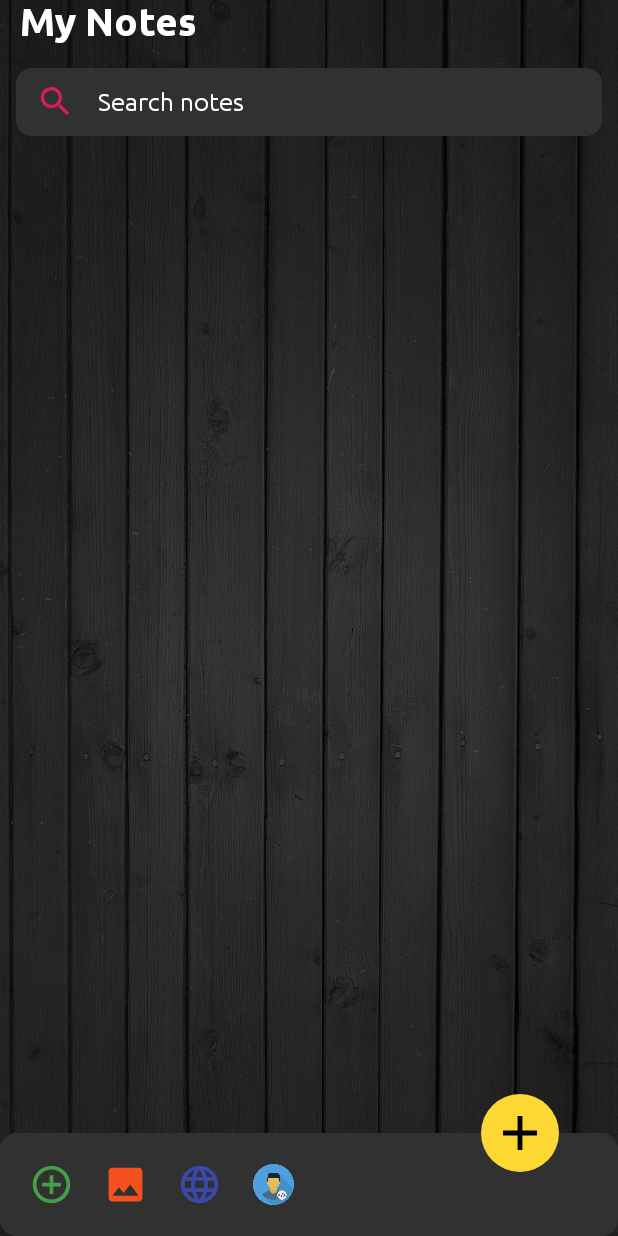
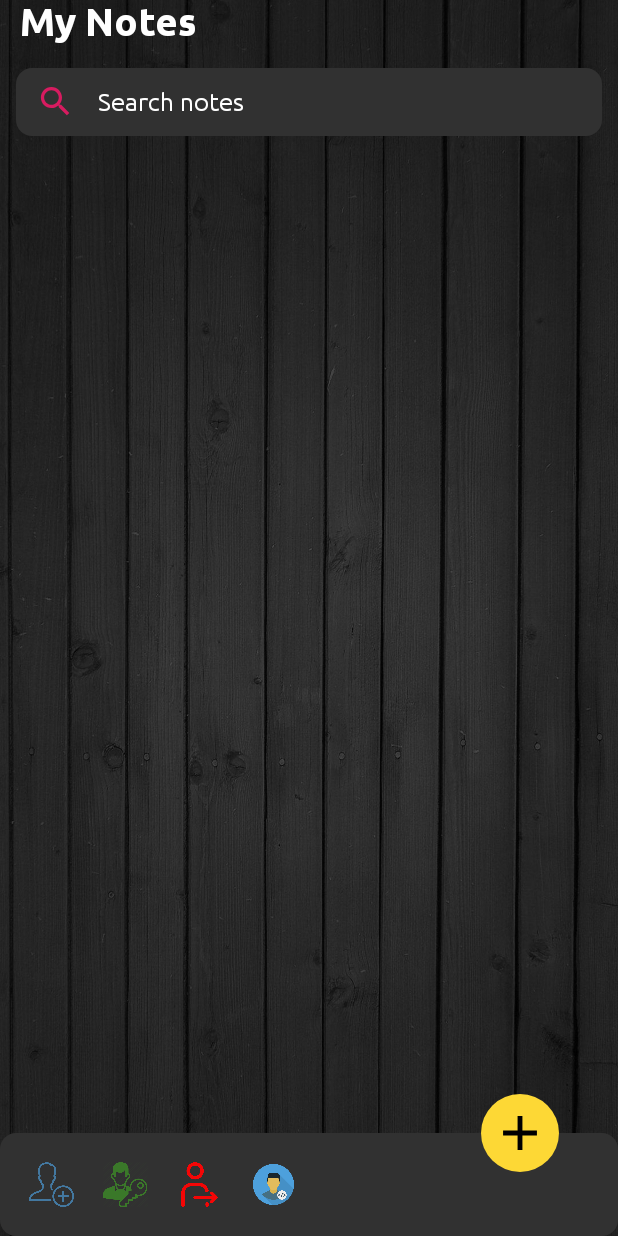
Before and after one commit to aryan68125/My-Notes, an Android app: the screen it shows after launch (MainActivity), on a phone screen of 412 x 824 dp. Run offline under Robolectric (Android 15) with nearby library versions, the phone set to English and light mode, and no system bars; our stand-ins replace Room's generated code, sdp/ssp sizes; libraries missing offline, so code that uses them is left out: com.makeramen.roundedimageview.

Commit message:
version 2 added text to speech engine added a splash screen

```diff
--- /dev/null
+++ b/app/src/main/java/com/aditya/mynotes/splash_screen/SpalshActivity.java
@@ -0,0 +1,69 @@
+package com.aditya.mynotes.splash_screen;
+
+import androidx.appcompat.app.AppCompatActivity;
+
+import android.animation.ObjectAnimator;
+import android.content.Intent;
+import android.graphics.Color;
+import android.graphics.drawable.Drawable;
+import android.os.Bundle;
+import android.os.Handler;
+import android.view.View;
+import android.view.animation.LinearInterpolator;
+import android.widget.ProgressBar;
+
+import com.aditya.mynotes.R;
+import com.aditya.mynotes.activities.MainActivity;
+
+public class SpalshActivity extends AppCompatActivity {
+
+    ProgressBar SplashprogressBar;
+
+    @Override
+    protected void onCreate(Bundle savedInstanceState) {
+        super.onCreate(savedInstanceState);
+        setContentView(R.layout.activity_spalsh);
+
+        SplashprogressBar = findViewById(R.id.SplashprogressBar);
+        // SplashprogressBar.setVisibility(View.INVISIBLE);
+
+        //setting up our progress bar visible while saving data into our database
+        SplashprogressBar.setVisibility(View.VISIBLE);
+
+        //for setting up the colour in progress bar. This modifies the appearance of all progress bars in your app
+       // SplashprogressBar.getProgressDrawable().setColorFilter(
+                //Color.WHITE, android.graphics.PorterDuff.Mode.SRC_IN);
+
+        //To only modify one specific progress bar, do this:
+        Drawable progressDrawable = SplashprogressBar.getProgressDrawable().mutate();
+        progressDrawable.setColorFilter(Color.BLACK, android.graphics.PorterDuff.Mode.SRC_IN);
+        SplashprogressBar.setProgressDrawable(progressDrawable);
+
+        //animating our progress bar
+        ObjectAnimator progressAnimator = ObjectAnimator.ofInt(SplashprogressBar, "progress", 0, 100);
+        progressAnimator.setDuration(7000);
+        progressAnimator.setInterpolator(new LinearInterpolator());
+        progressAnimator.start();
+
+        //the code below will open the main Activity after 2 seconds after the splash screen is deployed
+        Handler handler = new Handler();
+        //now the handler class have the method post delayed that will delay the launching of our main activity
+        //here Runnable is the part of the thread this is going to this is going to run for the given seconds
+        /*
+        So in a nutShell the code below will open our main Activity after 2 seconds
+         */
+        handler.postDelayed(new Runnable() {
+            @Override
+            public void run() {
+                //here we will write the code that will open our main Activity
+                //the code here will only execute after 2 seconds i.e = delayMillis: 2000 have passed
+                Intent intent = new Intent(getApplicationContext(), MainActivity.class);
+                startActivity(intent);
+                finish();
+                //adding animation when opening new activity
+                overridePendingTransition(R.anim.slide_in_left, R.anim.slide_out_right);
+            }
+        },7000);
+
+    }
+    }
--- a/app/src/main/res/layout/activity_main.xml
+++ b/app/src/main/res/layout/activity_main.xml
@@ -87,30 +87,30 @@
         android:background="@drawable/background_search"
         >
       <ImageView
-          android:id="@+id/imageAddNote"
+          android:id="@+id/imageSignup"
           android:contentDescription="@string/app_name"
           android:layout_width="@dimen/_23sdp"
           android:layout_height="@dimen/_23sdp"
-          android:src="@drawable/ic_add_outline"
-          android:tint="#43A047"
+          android:src="@drawable/signup"
+          android:tint="#4378A0"
           />
         <ImageView
-            android:id="@+id/imageAddImage"
+            android:id="@+id/imageLogin"
             android:layout_marginStart="@dimen/_15sdp"
             android:contentDescription="@string/app_name"
             android:layout_width="@dimen/_23sdp"
             android:layout_height="@dimen/_23sdp"
-            android:src="@drawable/ic_image"
-            android:tint="#F4511E"
+            android:src="@drawable/login"
+            android:tint="#3A7829"
             />
         <ImageView
-            android:id="@+id/imageAddWebLink"
+            android:id="@+id/imageLogout"
             android:layout_marginStart="@dimen/_15sdp"
             android:contentDescription="@string/app_name"
             android:layout_width="@dimen/_23sdp"
             android:layout_height="@dimen/_23sdp"
-            android:src="@drawable/ic_web_link"
-            android:tint="#3949AB"
+            android:src="@drawable/logout"
+            android:tint="#F40606"
             />
         <ImageView
             android:id="@+id/imageDeveloperInfo"
--- a/build.gradle
+++ b/build.gradle
@@ -3,6 +3,7 @@ buildscript {
     repositories {
         google()
         jcenter()
+        mavenCentral()
     }
     dependencies {
         classpath "com.android.tools.build:gradle:4.1.1"
@@ -16,6 +17,7 @@ allprojects {
     repositories {
         google()
         jcenter()
+        mavenCentral()
     }
 }
 
```
Also changed, not shown: app/build.gradle (+12 -0 lines), app/src/main/AndroidManifest.xml (+16 -7 lines), app/src/main/java/com/aditya/mynotes/activities/CreateNoteActivity.java (+63 -0 lines), app/src/main/java/com/aditya/mynotes/firebase_authentication/RegisterActivity.java (added, +16 -0 lines), app/src/main/res/layout/activity_create_note.xml (+15 -0 lines), app/src/main/res/layout/activity_register.xml (added, +9 -0 lines), app/src/main/res/layout/activity_spalsh.xml (added, +32 -0 lines), app/src/main/res/drawable/login.png (added), app/src/main/res/drawable/logout.png (added), app/src/main/res/drawable/signup.png (added), app/src/main/res/drawable/speak.png (added).
